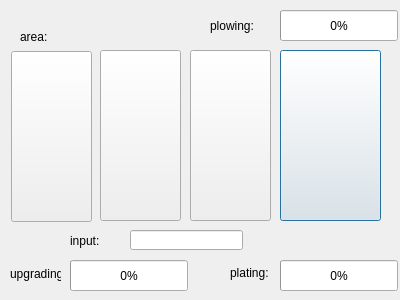
Old version of the form dialogalfalfafield.ui in the repository slotfi909/heyDay.
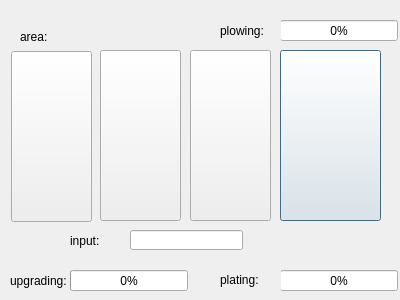
New version of the form.

Commit message: fixed some bugs in alfalfa field

The edit to the form file:
```diff
--- a/dialogalfalfafield.ui
+++ b/dialogalfalfafield.ui
@@ -75,9 +75,9 @@
    <property name="geometry">
     <rect>
      <x>280</x>
-     <y>260</y>
+     <y>270</y>
      <width>118</width>
-     <height>31</height>
+     <height>21</height>
     </rect>
    </property>
    <property name="value">
@@ -87,10 +87,10 @@
   <widget class="QLabel" name="label_4">
    <property name="geometry">
     <rect>
-     <x>230</x>
-     <y>262</y>
-     <width>47</width>
-     <height>21</height>
+     <x>220</x>
+     <y>270</y>
+     <width>61</width>
+     <height>20</height>
     </rect>
    </property>
    <property name="autoFillBackground">
@@ -104,8 +104,8 @@
    <property name="geometry">
     <rect>
      <x>10</x>
-     <y>263</y>
-     <width>51</width>
+     <y>270</y>
+     <width>61</width>
      <height>21</height>
     </rect>
    </property>
@@ -120,9 +120,9 @@
    <property name="geometry">
     <rect>
      <x>70</x>
-     <y>260</y>
+     <y>270</y>
      <width>118</width>
-     <height>31</height>
+     <height>21</height>
     </rect>
    </property>
    <property name="value">
@@ -133,9 +133,9 @@
    <property name="geometry">
     <rect>
      <x>280</x>
-     <y>10</y>
+     <y>20</y>
      <width>118</width>
-     <height>31</height>
+     <height>21</height>
     </rect>
    </property>
    <property name="value">
@@ -145,10 +145,10 @@
   <widget class="QLabel" name="label_6">
    <property name="geometry">
     <rect>
-     <x>210</x>
-     <y>10</y>
-     <width>47</width>
-     <height>31</height>
+     <x>220</x>
+     <y>20</y>
+     <width>61</width>
+     <height>21</height>
     </rect>
    </property>
    <property name="autoFillBackground">
```
The commit also changes 2 other files.
